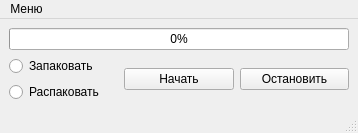
Above: UnpackDvpl/PacketUnpack.ui from atribolt/QTProject before the change. Below: the same form after it.
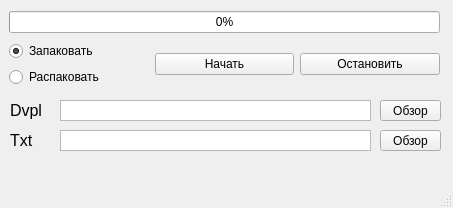
That is the form after the change.

Diff of the .ui file:
```diff
--- a/UnpackDvpl/PacketUnpack.ui
+++ b/UnpackDvpl/PacketUnpack.ui
@@ -6,16 +6,135 @@
    <rect>
     <x>0</x>
     <y>0</y>
-    <width>358</width>
-    <height>132</height>
+    <width>453</width>
+    <height>208</height>
    </rect>
   </property>
+  <property name="minimumSize">
+   <size>
+    <width>453</width>
+    <height>208</height>
+   </size>
+  </property>
+  <property name="maximumSize">
+   <size>
+    <width>453</width>
+    <height>208</height>
+   </size>
+  </property>
   <property name="windowTitle">
    <string>(Un)Pack DVPL</string>
   </property>
   <widget class="QWidget" name="centralwidget">
-   <layout class="QGridLayout" name="gridLayout_2">
-    <item row="0" column="0">
+   <widget class="QTextBrowser" name="tb_SrcPath">
+    <property name="geometry">
+     <rect>
+      <x>60</x>
+      <y>100</y>
+      <width>311</width>
+      <height>21</height>
+     </rect>
+    </property>
+    <property name="verticalScrollBarPolicy">
+     <enum>Qt::ScrollBarAlwaysOff</enum>
+    </property>
+    <property name="horizontalScrollBarPolicy">
+     <enum>Qt::ScrollBarAlwaysOff</enum>
+    </property>
+   </widget>
+   <widget class="QLabel" name="lbl_SrcPath">
+    <property name="geometry">
+     <rect>
+      <x>10</x>
+      <y>100</y>
+      <width>51</width>
+      <height>21</height>
+     </rect>
+    </property>
+    <property name="font">
+     <font>
+      <pointsize>12</pointsize>
+     </font>
+    </property>
+    <property name="text">
+     <string>Dvpl</string>
+    </property>
+    <property name="buddy">
+     <cstring>tb_SrcPath</cstring>
+    </property>
+   </widget>
+   <widget class="QTextBrowser" name="tb_DstPath">
+    <property name="geometry">
+     <rect>
+      <x>60</x>
+      <y>130</y>
+      <width>311</width>
+      <height>21</height>
+     </rect>
+    </property>
+    <property name="verticalScrollBarPolicy">
+     <enum>Qt::ScrollBarAlwaysOff</enum>
+    </property>
+    <property name="horizontalScrollBarPolicy">
+     <enum>Qt::ScrollBarAlwaysOff</enum>
+    </property>
+   </widget>
+   <widget class="QLabel" name="lbl_DstPath">
+    <property name="geometry">
+     <rect>
+      <x>10</x>
+      <y>130</y>
+      <width>51</width>
+      <height>21</height>
+     </rect>
+    </property>
+    <property name="font">
+     <font>
+      <pointsize>12</pointsize>
+     </font>
+    </property>
+    <property name="text">
+     <string>Txt</string>
+    </property>
+    <property name="buddy">
+     <cstring>tb_DstPath</cstring>
+    </property>
+   </widget>
+   <widget class="QPushButton" name="pb_SrcChange">
+    <property name="geometry">
+     <rect>
+      <x>380</x>
+      <y>100</y>
+      <width>61</width>
+      <height>21</height>
+     </rect>
+    </property>
+    <property name="text">
+     <string>Обзор</string>
+    </property>
+   </widget>
+   <widget class="QPushButton" name="pb_DstChange">
+    <property name="geometry">
+     <rect>
+      <x>380</x>
+      <y>130</y>
+      <width>61</width>
+      <height>21</height>
+     </rect>
+    </property>
+    <property name="text">
+     <string>Обзор</string>
+    </property>
+   </widget>
+   <widget class="QWidget" name="">
+    <property name="geometry">
+     <rect>
+      <x>9</x>
+      <y>9</y>
+      <width>431</width>
+      <height>81</height>
+     </rect>
+    </property>
      <layout class="QGridLayout" name="gridLayout">
       <item row="1" column="0">
        <layout class="QHBoxLayout" name="horizontalLayout">
@@ -26,6 +145,9 @@
             <property name="text">
              <string>Запаковать</string>
             </property>
+           <property name="checked">
+            <bool>true</bool>
+           </property>
            </widget>
           </item>
           <item>
@@ -61,25 +183,17 @@
        </widget>
       </item>
      </layout>
-    </item>
-   </layout>
+   </widget>
   </widget>
   <widget class="QMenuBar" name="menubar">
    <property name="geometry">
     <rect>
      <x>0</x>
      <y>0</y>
-     <width>358</width>
+     <width>453</width>
      <height>20</height>
     </rect>
    </property>
-   <widget class="QMenu" name="menu">
-    <property name="title">
-     <string>Меню</string>
-    </property>
-    <addaction name="menu_ChangePath"/>
-   </widget>
-   <addaction name="menu"/>
   </widget>
   <widget class="QStatusBar" name="statusbar"/>
   <action name="menu_ChangePath">
```
Left out of the diff: 4 changed lines with no effect on the pictures. Lines whose indentation alone changed are shown as unchanged.
